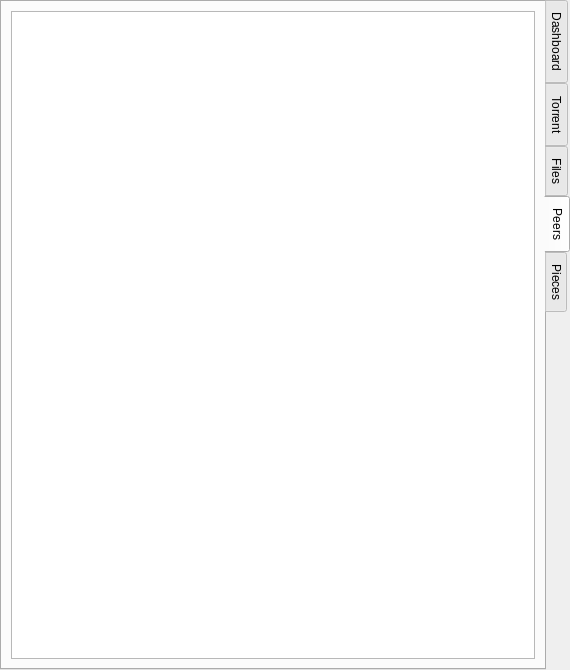
First picture: the form in src/plugins/bittorrent/tabwidget.ui, repository 0xd34df00d/leechcraft, before the edit.
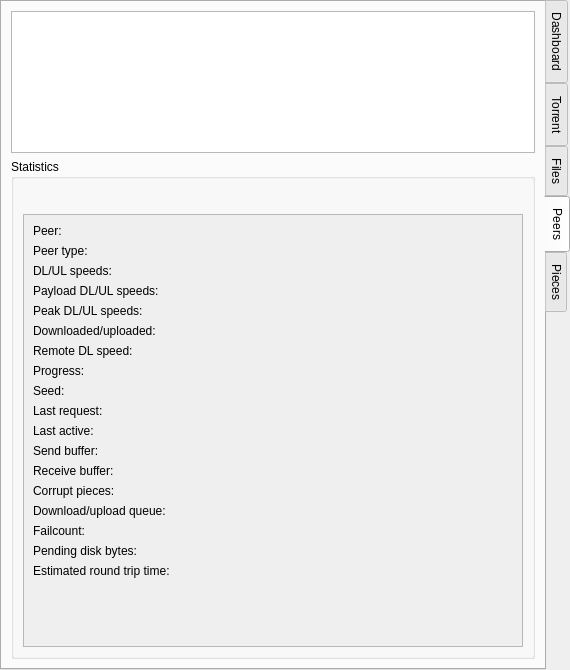
Second picture: the form after the edit. The open tabs and pages were chosen to show the change. Custom widgets are drawn as their Qt base class.

Commit message: BitTorrent: Completely new "Peers" tab.

```diff
--- a/src/plugins/bittorrent/tabwidget.ui
+++ b/src/plugins/bittorrent/tabwidget.ui
@@ -1579,6 +1579,305 @@
       </property>
      </widget>
     </item>
+    <item>
+     <widget class="QGroupBox" name="groupBox_3">
+      <property name="minimumSize">
+       <size>
+        <width>0</width>
+        <height>500</height>
+       </size>
+      </property>
+      <property name="title">
+       <string>Statistics</string>
+      </property>
+      <layout class="QVBoxLayout" name="verticalLayout_8">
+       <item>
+        <widget class="LeechCraft::Plugins::BitTorrent::PiecesWidget" name="PeerPieces_" native="true">
+         <property name="minimumSize">
+          <size>
+           <width>0</width>
+           <height>20</height>
+          </size>
+         </property>
+        </widget>
+       </item>
+       <item>
+        <widget class="QScrollArea" name="scrollArea_3">
+         <property name="widgetResizable">
+          <bool>true</bool>
+         </property>
+         <widget class="QWidget" name="scrollAreaWidgetContents_4">
+          <property name="geometry">
+           <rect>
+            <x>0</x>
+            <y>0</y>
+            <width>505</width>
+            <height>426</height>
+           </rect>
+          </property>
+          <layout class="QFormLayout" name="formLayout_10">
+           <property name="fieldGrowthPolicy">
+            <enum>QFormLayout::ExpandingFieldsGrow</enum>
+           </property>
+           <item row="0" column="0">
+            <widget class="QLabel" name="label_74">
+             <property name="text">
+              <string>Peer:</string>
+             </property>
+            </widget>
+           </item>
+           <item row="0" column="1">
+            <widget class="QLabel" name="PeerInfo_">
+             <property name="text">
+              <string/>
+             </property>
+            </widget>
+           </item>
+           <item row="1" column="0">
+            <widget class="QLabel" name="label_101">
+             <property name="text">
+              <string>Peer type:</string>
+             </property>
+            </widget>
+           </item>
+           <item row="1" column="1">
+            <widget class="QLabel" name="PeerType_">
+             <property name="text">
+              <string/>
+             </property>
+            </widget>
+           </item>
+           <item row="2" column="0">
+            <widget class="QLabel" name="label_84">
+             <property name="text">
+              <string>DL/UL speeds:</string>
+             </property>
+            </widget>
+           </item>
+           <item row="2" column="1">
+            <widget class="QLabel" name="PeerSpeed_">
+             <property name="text">
+              <string/>
+             </property>
+            </widget>
+           </item>
+           <item row="3" column="0">
+            <widget class="QLabel" name="label_88">
+             <property name="text">
+              <string>Payload DL/UL speeds:</string>
+             </property>
+            </widget>
+           </item>
+           <item row="3" column="1">
+            <widget class="QLabel" name="PeerPayloadSpeed_">
+             <property name="text">
+              <string/>
+             </property>
+            </widget>
+           </item>
+           <item row="4" column="0">
+            <widget class="QLabel" name="label_100">
+             <property name="text">
+              <string>Peak DL/UL speeds:</string>
+             </property>
+            </widget>
+           </item>
+           <item row="4" column="1">
+            <widget class="QLabel" name="PeerPeakSpeeds_">
+             <property name="text">
+              <string/>
+             </property>
+            </widget>
+           </item>
+           <item row="5" column="0">
+            <widget class="QLabel" name="label_85">
+             <property name="text">
+              <string>Downloaded/uploaded:</string>
+             </property>
+            </widget>
+           </item>
+           <item row="5" column="1">
+            <widget class="QLabel" name="PeerDownloaded_">
+             <property name="text">
+              <string/>
+             </property>
+            </widget>
+           </item>
+           <item row="6" column="0">
+            <widget class="QLabel" name="label_95">
+             <property name="text">
+              <string>Remote DL speed:</string>
+             </property>
+            </widget>
+           </item>
+           <item row="6" column="1">
+            <widget class="QLabel" name="PeerRemoteDLSpeed_">
+             <property name="text">
+              <string/>
+             </property>
+            </widget>
+           </item>
+           <item row="7" column="0">
+            <widget class="QLabel" name="label_102">
+             <property name="text">
+              <string>Progress:</string>
+             </property>
+            </widget>
+           </item>
+           <item row="7" column="1">
+            <widget class="QLabel" name="PeerProgress_">
+             <property name="text">
+              <string/>
+             </property>
+            </widget>
+           </item>
+           <item row="8" column="0">
+            <widget class="QLabel" name="label_86">
+             <property name="text">
+              <string>Seed:</string>
+             </property>
+            </widget>
+           </item>
+           <item row="8" column="1">
+            <widget class="QLabel" name="PeerIsSeed_">
+             <property name="text">
+              <string/>
+             </property>
+            </widget>
+           </item>
+           <item row="9" column="0">
+            <widget class="QLabel" name="label_91">
+             <property name="text">
+              <string>Last request:</string>
+             </property>
+            </widget>
+           </item>
+           <item row="9" column="1">
+            <widget class="QLabel" name="PeerLastRequest_">
+             <property name="text">
+              <string/>
+             </property>
+            </widget>
+           </item>
+           <item row="10" column="0">
+            <widget class="QLabel" name="label_92">
+             <property name="text">
+              <string>Last active:</string>
+             </property>
+            </widget>
+           </item>
+           <item row="10" column="1">
+            <widget class="QLabel" name="PeerLastActive_">
+             <property name="text">
+              <string/>
+             </property>
+            </widget>
+           </item>
+           <item row="11" column="0">
+            <widget class="QLabel" name="label_93">
+             <property name="text">
+              <string>Send buffer:</string>
+             </property>
+            </widget>
+           </item>
+           <item row="11" column="1">
+            <widget class="QLabel" name="PeerSendBuffer_">
+             <property name="text">
+              <string/>
+             </property>
+            </widget>
+           </item>
+           <item row="12" column="0">
+            <widget class="QLabel" name="label_94">
+             <property name="text">
+              <string>Receive buffer:</string>
+             </property>
+            </widget>
+           </item>
+           <item row="12" column="1">
+            <widget class="QLabel" name="PeerReceiveBuffer_">
+             <property name="text">
+              <string/>
+             </property>
+            </widget>
+           </item>
+           <item row="13" column="0">
+            <widget class="QLabel" name="label_87">
+             <property name="text">
+              <string>Corrupt pieces:</string>
+             </property>
+            </widget>
+           </item>
+           <item row="13" column="1">
+            <widget class="QLabel" name="PeerNumHashfails_">
+             <property name="text">
+              <string/>
+             </property>
+            </widget>
+           </item>
+           <item row="14" column="0">
+            <widget class="QLabel" name="label_89">
+             <property name="text">
+              <string>Download/upload queue:</string>
+             </property>
+            </widget>
+           </item>
+           <item row="14" column="1">
+            <widget class="QLabel" name="PeerQueues_">
+             <property name="text">
+              <string/>
+             </property>
+            </widget>
+           </item>
+           <item row="15" column="0">
+            <widget class="QLabel" name="label_90">
+             <property name="text">
+              <string>Failcount:</string>
+             </property>
+            </widget>
+           </item>
+           <item row="15" column="1">
+            <widget class="QLabel" name="PeerFailcount_">
+             <property name="text">
+              <string/>
+             </property>
+            </widget>
+           </item>
+           <item row="16" column="0">
+            <widget class="QLabel" name="label_96">
+             <property name="text">
+              <string>Pending disk bytes:</string>
+             </property>
+            </widget>
+           </item>
+           <item row="16" column="1">
+            <widget class="QLabel" name="PeerPendingDisk_">
+             <property name="text">
+              <string/>
+             </property>
+            </widget>
+           </item>
+           <item row="17" column="0">
+            <widget class="QLabel" name="label_97">
+             <property name="text">
+              <string>Estimated round trip time:</string>
+             </property>
+            </widget>
+           </item>
+           <item row="17" column="1">
+            <widget class="QLabel" name="PeerRTT_">
+             <property name="text">
+              <string/>
+             </property>
+            </widget>
+           </item>
+          </layout>
+         </widget>
+        </widget>
+       </item>
+      </layout>
+     </widget>
+    </item>
    </layout>
   </widget>
   <widget class="QWidget" name="PagePieces_">
```
Left out of the diff: 2 changed lines with no effect on the pictures. The commit also changes 8 other files.
